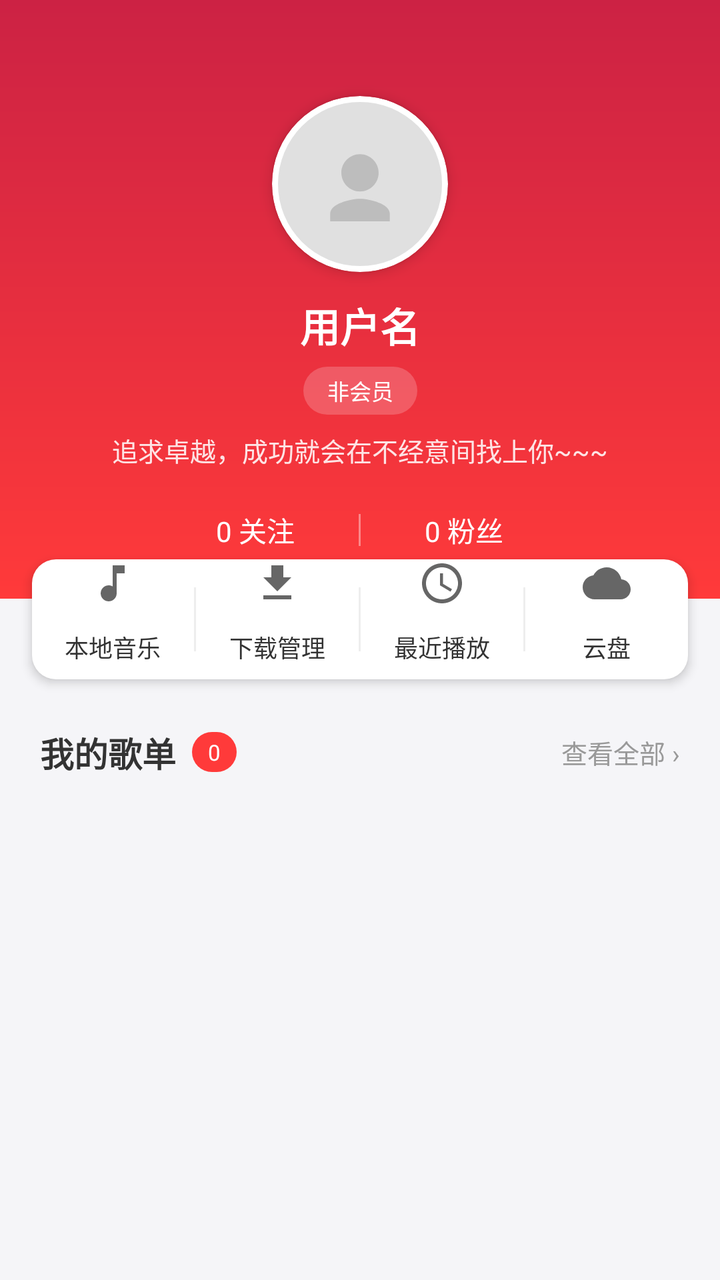
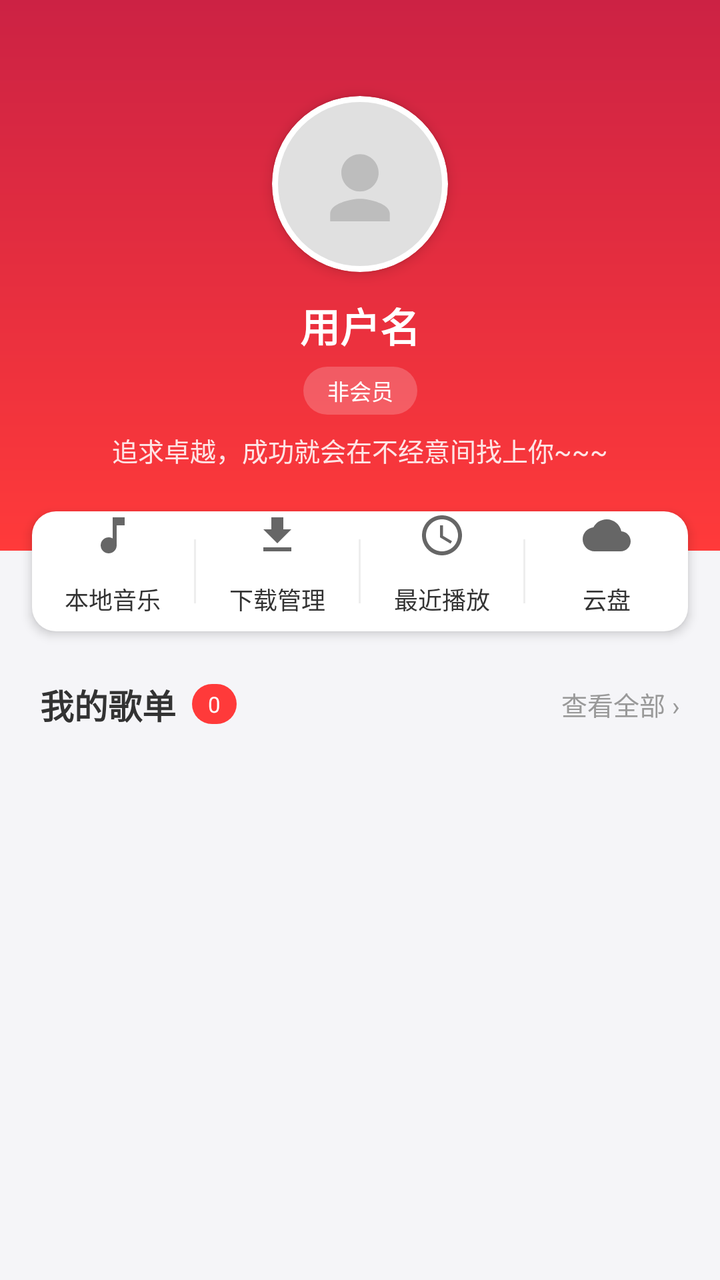

Two renders of the same Android screen: before a commit and after it. Below are the layout's source before the change and the commit's diff.
<!-- AndroidManifest.xml: another module's application theme Theme.LiJieMusic -->
<!-- res/layout/fragment_profile.xml -->
<?xml version="1.0" encoding="utf-8"?>
<androidx.core.widget.NestedScrollView xmlns:android="http://schemas.android.com/apk/res/android"
    xmlns:app="http://schemas.android.com/apk/res-auto"
    xmlns:tools="http://schemas.android.com/tools"
    android:layout_width="match_parent"
    android:layout_height="match_parent"
    android:background="@color/background_secondary"
    tools:context=".ProfileFragment">

    <LinearLayout
        android:layout_width="match_parent"
        android:layout_height="wrap_content"
        android:orientation="vertical">

        
        <androidx.constraintlayout.widget.ConstraintLayout
            android:id="@+id/cl_avatar"
            android:layout_width="match_parent"
            android:layout_height="wrap_content"
            android:background="@drawable/bg_profile_header"
            android:paddingBottom="24dp">
            
            <ImageView
                android:id="@+id/iv_avatar"
                android:layout_width="88dp"
                android:layout_height="88dp"
                android:layout_marginTop="48dp"
                android:background="@drawable/bg_avatar_circle"
                android:clipToOutline="true"
                android:elevation="4dp"
                android:scaleType="centerCrop"
                android:src="@drawable/iv_avatar"
                app:layout_constraintEnd_toEndOf="parent"
                app:layout_constraintStart_toStartOf="parent"
                app:layout_constraintTop_toTopOf="parent" />

            
            <TextView
                android:id="@+id/tv_nickname"
                android:layout_width="wrap_content"
                android:layout_height="wrap_content"
                android:layout_marginTop="12dp"
                android:text="用户名"
                android:textColor="@color/text_on_image"
                android:textSize="20sp"
                android:textStyle="bold"
                app:layout_constraintEnd_toEndOf="parent"
                app:layout_constraintStart_toStartOf="parent"
                app:layout_constraintTop_toBottomOf="@id/iv_avatar" />

            
            <TextView
                android:id="@+id/tv_vip"
                android:layout_width="wrap_content"
                android:layout_height="24dp"
                android:layout_marginTop="6dp"
                android:background="@drawable/bg_vip_tag"
                android:gravity="center"
                android:paddingHorizontal="12dp"
                android:text="非会员"
                android:textColor="@color/text_on_image"
                android:textSize="11sp"
                app:layout_constraintEnd_toEndOf="parent"
                app:layout_constraintStart_toStartOf="parent"
                app:layout_constraintTop_toBottomOf="@id/tv_nickname" />

            
            <TextView
                android:id="@+id/tv_signature"
                android:layout_width="wrap_content"
                android:layout_height="wrap_content"
                android:layout_marginTop="8dp"
                android:gravity="center"
                android:paddingHorizontal="32dp"
                android:text="追求卓越，成功就会在不经意间找上你~~~"
                android:textColor="@color/text_on_image_dim"
                android:textSize="13sp"
                app:layout_constraintEnd_toEndOf="parent"
                app:layout_constraintStart_toStartOf="parent"
                app:layout_constraintTop_toBottomOf="@id/tv_vip" />

            
            <LinearLayout
                android:id="@+id/ll_follow"
                android:layout_width="match_parent"
                android:layout_height="wrap_content"
                android:layout_marginTop="20dp"
                android:gravity="center"
                android:orientation="horizontal"
                app:layout_constraintTop_toBottomOf="@id/tv_signature">

                <TextView
                    android:id="@+id/tv_follows"
                    android:layout_width="wrap_content"
                    android:layout_height="wrap_content"
                    android:paddingHorizontal="32dp"
                    android:text="0 关注"
                    android:textColor="@color/text_on_image"
                    android:textSize="14sp" />

                <View
                    android:layout_width="1dp"
                    android:layout_height="16dp"
                    android:background="@color/divider_on_image" />

                <TextView
                    android:id="@+id/tv_followeds"
                    android:layout_width="wrap_content"
                    android:layout_height="wrap_content"
                    android:paddingHorizontal="32dp"
                    android:text="0 粉丝"
                    android:textColor="@color/text_on_image"
                    android:textSize="14sp" />

            </LinearLayout>

        </androidx.constraintlayout.widget.ConstraintLayout>

        
        <LinearLayout
            android:layout_width="match_parent"
            android:layout_height="60dp"
            android:layout_marginHorizontal="16dp"
            android:layout_marginTop="-20dp"
            android:background="@drawable/bg_card_rounded"
            android:elevation="3dp"
            android:gravity="center"
            android:orientation="horizontal">

            <TextView
                android:layout_width="0dp"
                android:layout_height="match_parent"
                android:layout_weight="1"
                android:drawableTop="@drawable/ic_music_note"
                android:drawablePadding="4dp"
                android:gravity="center"
                android:text="本地音乐"
                android:textColor="@color/text_primary"
                android:textSize="12sp" />

            <View
                android:layout_width="1dp"
                android:layout_height="32dp"
                android:background="@color/divider_primary" />

            <TextView
                android:layout_width="0dp"
                android:layout_height="match_parent"
                android:layout_weight="1"
                android:drawableTop="@drawable/ic_download"
                android:drawablePadding="4dp"
                android:gravity="center"
                android:text="下载管理"
                android:textColor="@color/text_primary"
                android:textSize="12sp" />

            <View
                android:layout_width="1dp"
                android:layout_height="32dp"
                android:background="@color/divider_primary" />

            <TextView
                android:layout_width="0dp"
                android:layout_height="match_parent"
                android:layout_weight="1"
                android:drawableTop="@drawable/ic_recent"
                android:drawablePadding="4dp"
                android:gravity="center"
                android:text="最近播放"
                android:textColor="@color/text_primary"
                android:textSize="12sp" />

            <View
                android:layout_width="1dp"
                android:layout_height="32dp"
                android:background="@color/divider_primary" />

            <TextView
                android:layout_width="0dp"
                android:layout_height="match_parent"
                android:layout_weight="1"
                android:drawableTop="@drawable/ic_cloud"
                android:drawablePadding="4dp"
                android:gravity="center"
                android:text="云盘"
                android:textColor="@color/text_primary"
                android:textSize="12sp" />

        </LinearLayout>

        
        <LinearLayout
            android:layout_width="match_parent"
            android:layout_height="wrap_content"
            android:layout_marginTop="24dp"
            android:gravity="center_vertical"
            android:orientation="horizontal"
            android:paddingHorizontal="20dp">

            <TextView
                android:layout_width="wrap_content"
                android:layout_height="wrap_content"
                android:text="我的歌单"
                android:textColor="@color/text_primary"
                android:textSize="17sp"
                android:textStyle="bold" />

            <TextView
                android:id="@+id/tv_playlist_count"
                android:layout_width="wrap_content"
                android:layout_height="20dp"
                android:layout_marginStart="8dp"
                android:background="@drawable/bg_count_badge"
                android:gravity="center"
                android:paddingHorizontal="8dp"
                android:text="0"
                android:textColor="@color/text_on_image"
                android:textSize="11sp" />

            <Space
                android:layout_width="0dp"
                android:layout_height="1dp"
                android:layout_weight="1" />

            <TextView
                android:id="@+id/tv_check_all"
                android:layout_width="wrap_content"
                android:layout_height="wrap_content"
                android:text="查看全部 ›"
                android:textColor="@color/text_tertiary"
                android:textSize="13sp" />
        </LinearLayout>

        
        <androidx.recyclerview.widget.RecyclerView
            android:id="@+id/rv_playlist"
            android:layout_width="match_parent"
            android:layout_height="0dp"
            android:layout_marginTop="12dp"
            android:paddingHorizontal="12dp"
            android:layout_weight="1"/>
    </LinearLayout>
</androidx.core.widget.NestedScrollView>
<!-- resources referenced by this layout -->
<resources>
  <color name="background_secondary">#F5F5F8</color>
  <color name="divider_on_image">#66FFFFFF</color>
  <color name="divider_primary">#EEEEEE</color>
  <color name="text_on_image">#FFFFFF</color>
  <color name="text_on_image_dim">#DDFFFFFF</color>
  <color name="text_primary">#333333</color>
  <color name="text_tertiary">#999999</color>
  <!-- drawable bg_avatar_circle (drawable) -->
  <?xml version="1.0" encoding="utf-8"?>
  <shape xmlns:android="http://schemas.android.com/apk/res/android"
      android:shape="oval">
      <solid android:color="@color/background_primary" />
      <padding
          android:bottom="3dp"
          android:left="3dp"
          android:right="3dp"
          android:top="3dp" />
  </shape>
  <!-- drawable bg_card_rounded (drawable) -->
  <?xml version="1.0" encoding="utf-8"?>
  <shape xmlns:android="http://schemas.android.com/apk/res/android"
      android:shape="rectangle">
      <solid android:color="@color/background_primary" />
      <corners android:radius="12dp" />
  </shape>
  <!-- drawable bg_count_badge (drawable) -->
  <?xml version="1.0" encoding="utf-8"?>
  <shape xmlns:android="http://schemas.android.com/apk/res/android"
      android:shape="rectangle">
      <solid android:color="@color/accent_red" />
      <corners android:radius="10dp" />
  </shape>
  <!-- drawable bg_profile_header (drawable) -->
  <?xml version="1.0" encoding="utf-8"?>
  <shape xmlns:android="http://schemas.android.com/apk/res/android"
      android:shape="rectangle">
      <gradient
          android:startColor="@color/accent_red"
          android:endColor="@color/accent_red_dark"
          android:angle="90" />
  </shape>
  <!-- drawable bg_vip_tag (drawable) -->
  <?xml version="1.0" encoding="utf-8"?>
  <shape xmlns:android="http://schemas.android.com/apk/res/android"
      android:shape="rectangle">
      <solid android:color="@color/vip_tag_bg" />
      <corners android:radius="12dp" />
  </shape>
  <!-- drawable ic_cloud (drawable) -->
  <?xml version="1.0" encoding="utf-8"?>
  <vector xmlns:android="http://schemas.android.com/apk/res/android"
      android:width="24dp"
      android:height="24dp"
      android:viewportWidth="24"
      android:viewportHeight="24"
      android:tint="@color/text_secondary">
      <path
          android:fillColor="@android:color/white"
          android:pathData="M19.35,10.04C18.67,6.59 15.64,4 12,4C9.11,4 6.6,5.64 5.35,8.04C2.34,8.36 0,10.91 0,14c0,3.31 2.69,6 6,6h13c2.76,0 5,-2.24 5,-5c0,-2.64 -2.05,-4.78 -4.65,-4.96z" />
  </vector>
  <!-- drawable ic_download (drawable) -->
  <?xml version="1.0" encoding="utf-8"?>
  <vector xmlns:android="http://schemas.android.com/apk/res/android"
      android:width="24dp"
      android:height="24dp"
      android:viewportWidth="24"
      android:viewportHeight="24"
      android:tint="@color/text_secondary">
      <path
          android:fillColor="@android:color/white"
          android:pathData="M19,9h-4V3H9v6H5l7,7L19,9z M5,18v2h14v-2H5z" />
  </vector>
  <!-- drawable ic_music_note (drawable) -->
  <?xml version="1.0" encoding="utf-8"?>
  <vector xmlns:android="http://schemas.android.com/apk/res/android"
      android:width="24dp"
      android:height="24dp"
      android:viewportWidth="24"
      android:viewportHeight="24"
      android:tint="@color/text_secondary">
      <path
          android:fillColor="@android:color/white"
          android:pathData="M12,3v10.55c-0.59,-0.34 -1.27,-0.55 -2,-0.55C7.79,13 6,14.79 6,17s1.79,4 4,4s4,-1.79 4,-4V7h4V3H12z" />
  </vector>
  <style name="Theme.LiJieMusic" parent="Base.Theme.LiJieMusic" />
  <color name="background_primary">#FFFFFF</color>
  <color name="accent_red">#FF3A3A</color>
  <color name="accent_red_dark">#CC2244</color>
  <color name="vip_tag_bg">#33FFFFFF</color>
  <color name="text_secondary">#666666</color>
  <style name="Base.Theme.LiJieMusic" parent="Theme.MaterialComponents.DayNight.NoActionBar">
          <item name="android:statusBarColor">@android:color/transparent</item>
      </style>
  <!-- unchanged entries left out for length: 2 -->
</resources>

<!-- the commit's change to res/layout/fragment_profile.xml (unified diff, before → after) -->
@@ -17,8 +17,18 @@
             android:id="@+id/cl_avatar"
             android:layout_width="match_parent"
             android:layout_height="wrap_content"
-            android:background="@drawable/bg_profile_header"
-            android:paddingBottom="24dp">
+            android:background="@drawable/bg_profile_header">
+
+            <ImageView
+                android:id="@+id/ivAvatarBackground"
+                android:layout_width="0dp"
+                android:layout_height="0dp"
+                android:scaleType="centerCrop"
+                app:layout_constraintBottom_toBottomOf="parent"
+                app:layout_constraintEnd_toEndOf="parent"
+                app:layout_constraintStart_toStartOf="parent"
+                app:layout_constraintTop_toTopOf="parent" />
+
             
             <ImageView
                 android:id="@+id/iv_avatar"
